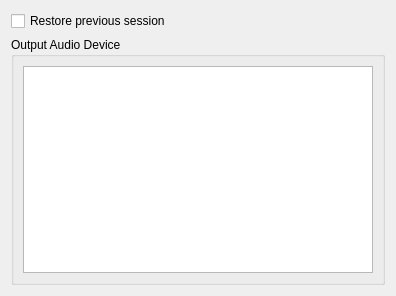
The window that player/settings/playerpage.ui (danvratil/TepSonic) describes before a commit, drawn with Qt 5.
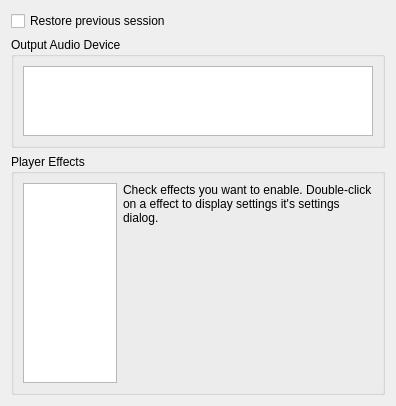
The same window after the commit.

Commit message: Add list of effects to Settings dialog to allow user to change and modify the Phonon effects

```diff
--- a/player/settings/playerpage.ui
+++ b/player/settings/playerpage.ui
@@ -43,6 +43,56 @@
      </layout>
     </widget>
    </item>
+   <item row="3" column="0" colspan="2">
+    <widget class="QGroupBox" name="groupBox_2">
+     <property name="title">
+      <string>Player Effects</string>
+     </property>
+     <layout class="QGridLayout" name="gridLayout">
+      <item row="0" column="0" rowspan="3">
+       <widget class="QListView" name="playerEffectsList">
+        <property name="editTriggers">
+         <set>QAbstractItemView::NoEditTriggers</set>
+        </property>
+        <property name="showDropIndicator" stdset="0">
+         <bool>false</bool>
+        </property>
+       </widget>
+      </item>
+      <item row="0" column="1" rowspan="3">
+       <widget class="QLabel" name="effectDescription">
+        <property name="sizePolicy">
+         <sizepolicy hsizetype="Preferred" vsizetype="Minimum">
+          <horstretch>0</horstretch>
+          <verstretch>0</verstretch>
+         </sizepolicy>
+        </property>
+        <property name="minimumSize">
+         <size>
+          <width>250</width>
+          <height>200</height>
+         </size>
+        </property>
+        <property name="text">
+         <string>Check effects you want to enable. Double-click on a effect to display settings it's settings dialog.</string>
+        </property>
+        <property name="alignment">
+         <set>Qt::AlignLeading|Qt::AlignLeft|Qt::AlignTop</set>
+        </property>
+        <property name="wordWrap">
+         <bool>true</bool>
+        </property>
+        <property name="margin">
+         <number>10</number>
+        </property>
+        <property name="openExternalLinks">
+         <bool>true</bool>
+        </property>
+       </widget>
+      </item>
+     </layout>
+    </widget>
+   </item>
   </layout>
  </widget>
  <resources/>
```
The commit also changes 9 other files.
